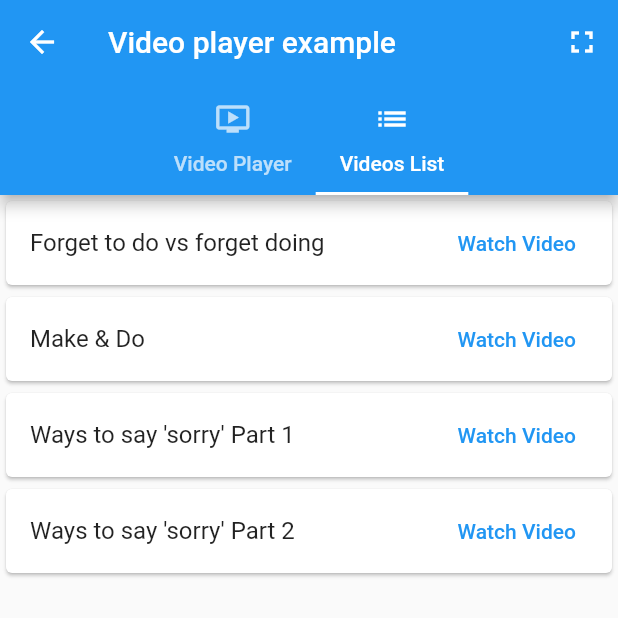
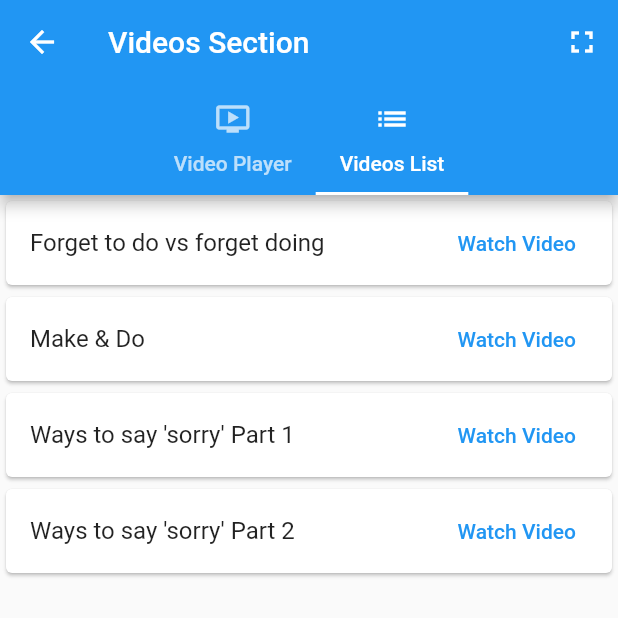
Before and after one commit to mohammad6202/elearningApp, a Flutter app: the Video screen opened directly, tab 2 chosen, on a phone screen of 412 x 824 dp, the top half of it. Run offline on Flutter 3.47's test engine with Material 2 defaults, Android fonts, the phone set to English and light mode, and no system bars; our stand-ins replace video_player; missing offline and left inert: syncfusion_flutter_pdfviewer.

Commit message:
minor change on video.dart
title rename

```diff
--- a/lib/screens/video.dart
+++ b/lib/screens/video.dart
@@ -32,7 +32,7 @@ class Video extends StatelessWidget {
         return Scaffold(
           key: const ValueKey<String>('home_page'),
           appBar: AppBar(
-            title: const Text('Video player example'),
+            title: const Text('Videos Section'),
             actions: <Widget>[
               IconButton(
                 key: const ValueKey<String>('push_tab'),
```
